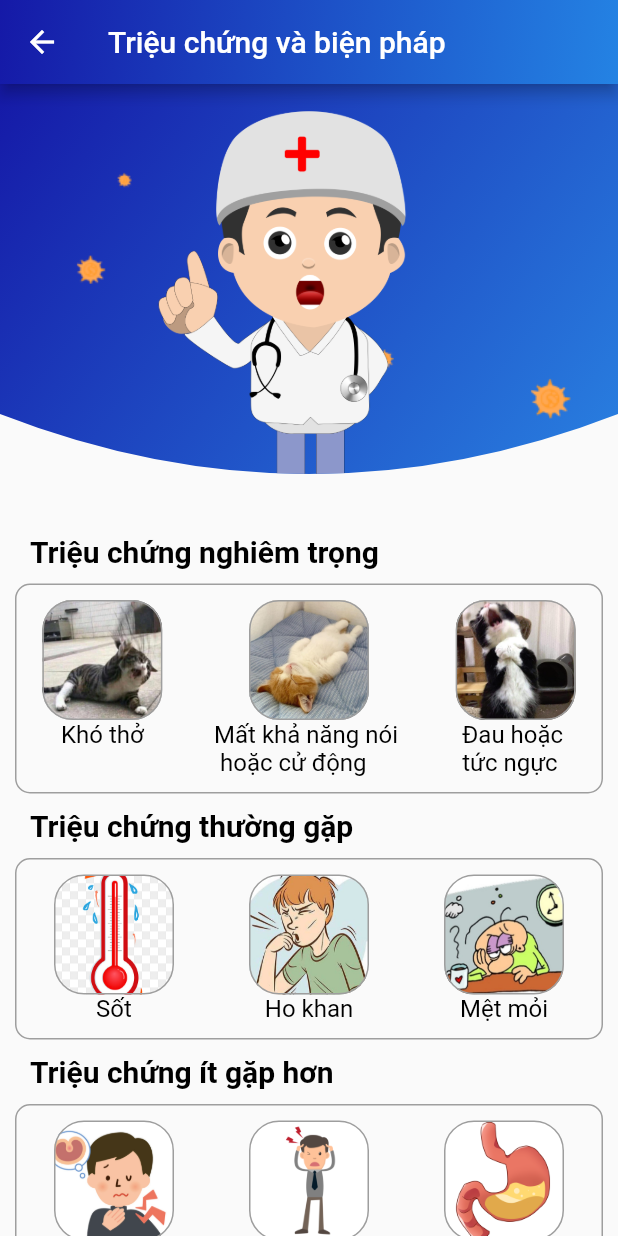
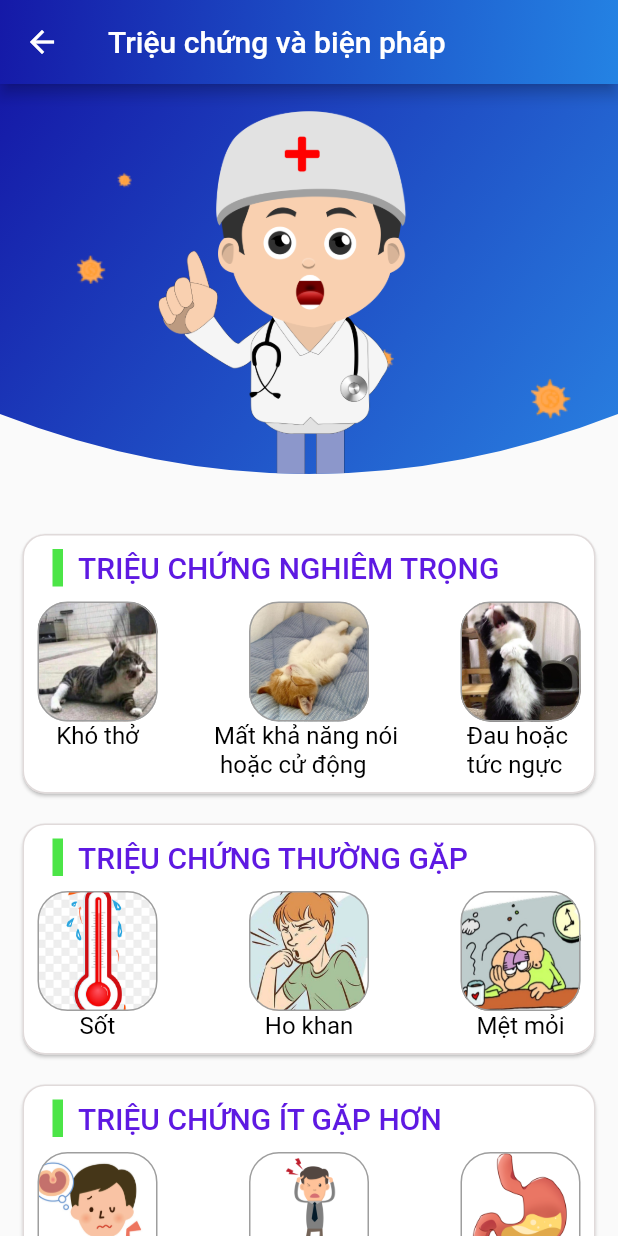
Before and after one commit to viettranvan/Covid19App, a Flutter app: the Covid19Information screen opened directly, on a phone screen of 412 x 824 dp. Run offline on Flutter 3.47's test engine with Material 2 defaults, Android fonts, the phone set to English and light mode, and no system bars; our stand-ins replace cached_network_image, flutter_offline, flutter_svg; network calls fail.

Commit message:
modify covid info page

```diff
--- a/lib/main.dart
+++ b/lib/main.dart
@@ -1,5 +1,4 @@
 import 'package:covid_19/screens/app.dart';
-import 'package:covid_19/screens/pages/home_page.dart';
 import 'package:flutter/material.dart';
 
 void main() {
--- a/lib/screens/app.dart
+++ b/lib/screens/app.dart
@@ -49,7 +49,6 @@ class _SplashScreenState extends State<SplashScreen> {
             end: Alignment.bottomRight
           )
         ),
-        child: Expanded(
         child: Column(
           children: [
             Image.asset("assets/images/splash_bg.png",height: 600,),
@@ -71,7 +70,6 @@ class _SplashScreenState extends State<SplashScreen> {
           ],
         ),
       ),
-      ),
     );
   }
 }
--- a/lib/screens/pages/covid19_information.dart
+++ b/lib/screens/pages/covid19_information.dart
@@ -1,9 +1,13 @@
+import 'package:covid_19/screens/pages/graphics.dart';
 import 'package:covid_19/widgets/appbar_linergradient.dart';
 import 'package:covid_19/widgets/col_symptom.dart';
 import 'package:covid_19/widgets/header_image.dart';
 import 'package:covid_19/widgets/symptom_title.dart';
+import 'package:flutter/cupertino.dart';
 import 'package:flutter/material.dart';
+import 'package:flutter/painting.dart';
 import 'package:flutter_svg/flutter_svg.dart';
+import 'package:cached_network_image/cached_network_image.dart';
 
 class Covid19Information extends StatelessWidget {
   @override
@@ -25,17 +29,38 @@ class Covid19Information extends StatelessWidget {
                   ),
                 ],
               ),
+              _buildImportantSymptom, // triệu chứng nghiêm trọng
+              SizedBox(height: 20.0,),
+              _buildCommonSymptom, // triệu chứng thường gặp
+              SizedBox(height: 20.0,),
+              _buildUnCommonSymptom, // triệu chứng ít gặp hơn
+              SizedBox(height: 10.0,),
+              buildHelpCard(context), // Đường dây nóng ...
+              SizedBox(height: 10.0,),
+              _buildPreventiveMeasures, // biện pháp phòng ngừa
+
+            ],
+          ),
+        ),
+      ),
+    );
+  }
+}
+
+Widget _buildImportantSymptom = Card(
+  shape: RoundedRectangleBorder(
+      borderRadius: BorderRadius.circular(15.0),
+      side:  BorderSide(color: Color(0xdddbd4d4))
+  ),
+  margin: EdgeInsets.symmetric(horizontal: 15.0),
+  child: Container(
+    padding: EdgeInsets.all(10.0),
+    child: Column(
+      children: [
         SymptomTitle(title: "Triệu chứng nghiêm trọng",),
         SizedBox(height: 10.0,),
-              Container(
-                padding: EdgeInsets.symmetric(vertical: 10.0),
-                margin: EdgeInsets.symmetric(horizontal: 10.0),
-                decoration: BoxDecoration(
-                    border: Border.all(width: 1.0,color: Colors.grey),
-                    borderRadius: BorderRadius.circular(10.0)
-                ),
-                child: Row(
-                  mainAxisAlignment: MainAxisAlignment.spaceAround,
+        Row(
+          mainAxisAlignment: MainAxisAlignment.spaceBetween,
           crossAxisAlignment: CrossAxisAlignment.start,
           children: [
             ColumnSymptom(imgDir: "assets/images/shortness_of_breath.jpeg", titleSymptom: "Khó thở"),
@@ -43,20 +68,25 @@ class Covid19Information extends StatelessWidget {
             ColumnSymptom(imgDir: "assets/images/heart_attack.png", titleSymptom: "Đau hoặc \ntức ngực"),
           ],
         ),
+      ],
+    ),
+  ),
+);
 
+Widget _buildCommonSymptom = Card(
+  shape: RoundedRectangleBorder(
+      borderRadius: BorderRadius.circular(15.0),
+      side:  BorderSide(color: Color(0xdddbd4d4))
   ),
-              SizedBox(height: 10.0,),
+  margin: EdgeInsets.symmetric(horizontal: 15.0),
+  child: Container(
+    padding: EdgeInsets.all(10.0),
+    child: Column(
+      children: [
         SymptomTitle(title: "Triệu chứng thường gặp",),
         SizedBox(height: 10.0,),
-              Container(
-                padding: EdgeInsets.symmetric(vertical: 10.0),
-                margin: EdgeInsets.symmetric(horizontal: 10.0),
-                decoration: BoxDecoration(
-                    border: Border.all(width: 1.0,color: Colors.grey),
-                    borderRadius: BorderRadius.circular(10.0)
-                ),
-                child: Row(
-                  mainAxisAlignment: MainAxisAlignment.spaceAround,
+        Row(
+          mainAxisAlignment: MainAxisAlignment.spaceBetween,
           crossAxisAlignment: CrossAxisAlignment.start,
           children: [
             ColumnSymptom(imgDir: "assets/images/thermometer.jpg", titleSymptom: "Sốt"),
@@ -64,21 +94,25 @@ class Covid19Information extends StatelessWidget {
             ColumnSymptom(imgDir: "assets/images/tired.jpg", titleSymptom: "Mệt mỏi"),
           ],
         ),
+      ],
     ),
-              SizedBox(height: 10.0,),
+  ),
+);
+
+Widget _buildUnCommonSymptom = Card(
+  shape: RoundedRectangleBorder(
+      borderRadius: BorderRadius.circular(15.0),
+      side:  BorderSide(color: Color(0xdddbd4d4))
+  ),
+  margin: EdgeInsets.symmetric(horizontal: 15.0),
+  child: Container(
+    padding: EdgeInsets.all(10.0),
+    child: Column(
+      children: [
         SymptomTitle(title: "Triệu chứng ít gặp hơn",),
         SizedBox(height: 10.0,),
-              Container(
-                padding: EdgeInsets.symmetric(vertical: 10.0),
-                margin: EdgeInsets.symmetric(horizontal: 10.0),
-                decoration: BoxDecoration(
-                    border: Border.all(width: 1.0,color: Colors.grey),
-                    borderRadius: BorderRadius.circular(10.0)
-                ),
-                child: Column(
-                  children: [
         Row(
-                      mainAxisAlignment: MainAxisAlignment.spaceAround,
+          mainAxisAlignment: MainAxisAlignment.spaceBetween,
           crossAxisAlignment: CrossAxisAlignment.start,
           children: [
             ColumnSymptom(imgDir: "assets/images/sore_throat.png", titleSymptom: "Đau họng"),
@@ -96,72 +130,16 @@ class Covid19Information extends StatelessWidget {
             ColumnSymptom(imgDir: "assets/images/red.png", titleSymptom: "Da nổi mẩn"),
           ],
         ),
-
       ],
     ),
   ),
-              SizedBox(height: 10.0,),
-              SymptomTitle(title: "Biện pháp ngăn chặn",),
-              SizedBox(height: 10.0,),
-              buildPreventation(),
-              SizedBox(height: 10.0,),
-              buildHelpCard(context),
-              SizedBox(height: 20.0,),
-            ],
-          ),
-        ),
-      ),
 );
-  }
-}
-
-Row buildPreventation() {
-  return Row(
-    mainAxisAlignment: MainAxisAlignment.spaceBetween,
-    children: <Widget>[
-      PreventitonCard(
-        svgSrc: "assets/icons/hand_wash.svg",
-        title: "Rửa tay thường xuyên",
-      ),
-      PreventitonCard(
-        svgSrc: "assets/icons/use_mask.svg",
-        title: "Mang Khẩu trang",
-      ),
-      PreventitonCard(
-        svgSrc: "assets/icons/Clean_Disinfect.svg",
-        title: "Khử trùng",
-      ),
-    ],
-  );
-}
-
-class PreventitonCard extends StatelessWidget {
-  final String svgSrc;
-  final String title;
-  const PreventitonCard({
-    required this.svgSrc,
-    required this.title,
-  }) ;
-
-  @override
-  Widget build(BuildContext context) {
-    return Column(
-      children: <Widget>[
-        SvgPicture.asset(svgSrc),
-        Text(
-          title,
-          style:
-          Theme.of(context).textTheme.bodyText1!.copyWith(color: Colors.green),
-        )
-      ],
-    );
-  }
-}
 
 Container buildHelpCard(BuildContext context) {
   return Container(
     height: 150,
     width: double.infinity,
+    margin: EdgeInsets.symmetric(horizontal: 15.0),
     child: Stack(
       alignment: Alignment.bottomLeft,
       children: <Widget>[
@@ -187,14 +165,14 @@ Container buildHelpCard(BuildContext context) {
             text: TextSpan(
               children: [
                 TextSpan(
-                  text: "Dial 999 for \nMedical Help!\n",
+                  text: "Đường dây nóng\n1900.90.95\n",
                   style: Theme.of(context)
                       .textTheme
                       .headline6!
                       .copyWith(color: Colors.white),
                 ),
                 TextSpan(
-                  text: "If any symptoms appear",
+                  text: "Gọi ngay nếu bạn gặp các triệu chứng trên\n",
                   style: TextStyle(
                     color: Colors.white.withOpacity(0.7),
                   ),
@@ -216,3 +194,58 @@ Container buildHelpCard(BuildContext context) {
     ),
   );
 }
+
+Widget _buildPreventiveMeasures = Card(
+  shape: RoundedRectangleBorder(
+      borderRadius: BorderRadius.circular(15.0),
+      side: BorderSide(color: Color(0xdddbd4d4))
+  ),
+  margin: EdgeInsets.symmetric(horizontal: 10.0),
+  child: Container(
+    padding: EdgeInsets.all(10.0),
+    child: Column(
+      crossAxisAlignment: CrossAxisAlignment.start,
+      children: [
+        SymptomTitle(title: "Biện pháp ngăn chặn",),
+        SizedBox(height: 10.0,),
+        SingleChildScrollView(
+          scrollDirection: Axis.horizontal,
+          child: Row(
+            children: [
+              _buildMeasureItem(Graphics.measure1),
+              _buildMeasureItem(Graphics.measure2),
+              _buildMeasureItem(Graphics.measure3),
+              _buildMeasureItem(Graphics.measure4),
+              _buildMeasureItem(Graphics.measure5),
+              _buildMeasureItem(Graphics.measure6),
+              _buildMeasureItem(Graphics.measure7),
+              _buildMeasureItem(Graphics.measure8),
+              _buildMeasureItem(Graphics.measure9),
+            ],
+          ),
+        ),
+      ],
+    ),
+  ),
+);
+
+Widget _buildMeasureItem(String imageURL) => CachedNetworkImage(
+  imageUrl: imageURL,
+  placeholder: (context, url) => Center(child: SizedBox(child: CircularProgressIndicator(),height: 50,width: 50,),),
+  imageBuilder: (context, imageProvider) => Container(
+    margin: EdgeInsets.only(right: 10.0),
+    width: 180,
+    height: 250,
+    decoration: BoxDecoration(
+      image: DecorationImage(
+        image: imageProvider,
+        fit: BoxFit.cover
+      ),
+      borderRadius: BorderRadius.circular(10.0),
+      border: Border.all(
+          width: 1.0,
+          color:Color(0xffc2b3b3)
+      ),
+    ),
+  )
+);
--- a/lib/screens/pages/covid_cases_in_the_world_page.dart
+++ b/lib/screens/pages/covid_cases_in_the_world_page.dart
@@ -1,5 +1,3 @@
-import 'dart:async';
-import 'dart:convert';
 
 import 'package:covid_19/api/fetch_total_in_world.dart';
 import 'package:covid_19/models/total_in_world.dart';
--- /dev/null
+++ b/lib/screens/pages/graphics.dart
@@ -0,0 +1,11 @@
+class Graphics{
+  static const measure1 = "https://res.cloudinary.com/dwgsm5xpa/image/upload/v1622297541/covid19/Measures/Measures1_r2e8zr.png";
+  static const measure2 = "https://res.cloudinary.com/dwgsm5xpa/image/upload/v1622297541/covid19/Measures/Measures2_izfkv7.png";
+  static const measure3 = "https://res.cloudinary.com/dwgsm5xpa/image/upload/v1622297541/covid19/Measures/Measures3_hrclry.png";
+  static const measure4 = "https://res.cloudinary.com/dwgsm5xpa/image/upload/v1622297540/covid19/Measures/Measures4_feyy5i.png";
+  static const measure5 = "https://res.cloudinary.com/dwgsm5xpa/image/upload/v1622297541/covid19/Measures/Measures5_lnlxbq.png";
+  static const measure6 = "https://res.cloudinary.com/dwgsm5xpa/image/upload/v1622297541/covid19/Measures/Measures6_by77as.png";
+  static const measure7 = "https://res.cloudinary.com/dwgsm5xpa/image/upload/v1622297541/covid19/Measures/Measures7_jyei6p.png";
+  static const measure8 = "https://res.cloudinary.com/dwgsm5xpa/image/upload/v1622297541/covid19/Measures/Measures8_ssw4ib.png";
+  static const measure9 = "https://res.cloudinary.com/dwgsm5xpa/image/upload/v1622297541/covid19/Measures/Measures9_xvrvvi.png";
+}
--- a/lib/widgets/symptom_title.dart
+++ b/lib/widgets/symptom_title.dart
@@ -1,4 +1,5 @@
 import 'package:flutter/material.dart';
+import 'package:flutter/painting.dart';
 
 class SymptomTitle extends StatelessWidget {
 
@@ -6,15 +7,27 @@ class SymptomTitle extends StatelessWidget {
   SymptomTitle({required this.title});
   @override
   Widget build(BuildContext context) {
-    return Container(
-      padding: EdgeInsets.symmetric(horizontal: 20.0),
-      child: Text(
-        this.title,
-        style: TextStyle(
-            fontWeight: FontWeight.bold,
-            fontSize: 20.0,
-            color: Colors.black),
-      ),
+    return Row(
+      children: [
+        Container(
+          margin: EdgeInsets.only(left: 10.0),
+          width: 7.0,
+          height: 25.0,
+          decoration: BoxDecoration(
+            color: Color(0xff4ce547)
+          ),
+        ),
+        Container(
+          padding: EdgeInsets.only(left: 10.0),
+          child: Text(
+            this.title.toUpperCase(),
+            style: TextStyle(
+                fontWeight: FontWeight.w500,
+                fontSize: 20.0,
+                color: Color(0xff5e19e2)),
+          ),
+        )
+      ],
     );
   }
 }
--- a/pubspec.yaml
+++ b/pubspec.yaml
@@ -38,6 +38,7 @@ dev_dependencies:
   connectivity: ^3.0.4
   flutter_offline: ^2.0.0
   horizontal_data_table: ^3.3.0
+  cached_network_image: ^3.0.0
 
 # For information on the generic Dart part of this file, see the
 # following page: https://dart.dev/tools/pub/pubspec
```
Also changed, not shown: assets/images/bienphap.jpg (added), pubspec.lock. Lines whose indentation alone changed are shown as unchanged.
